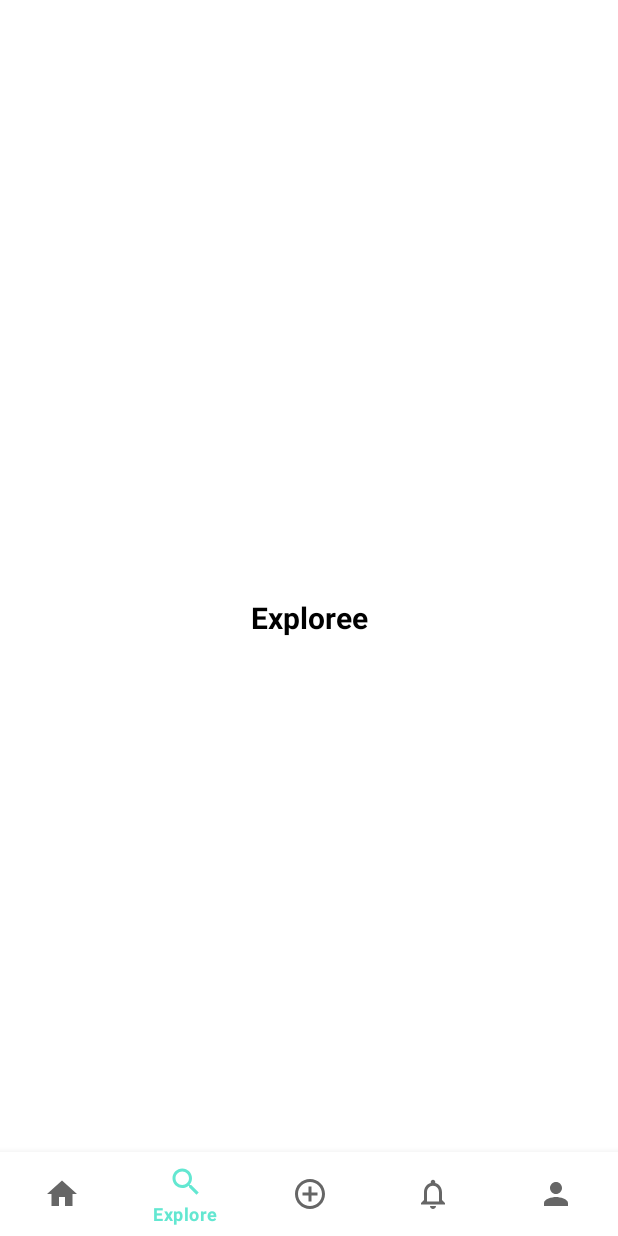
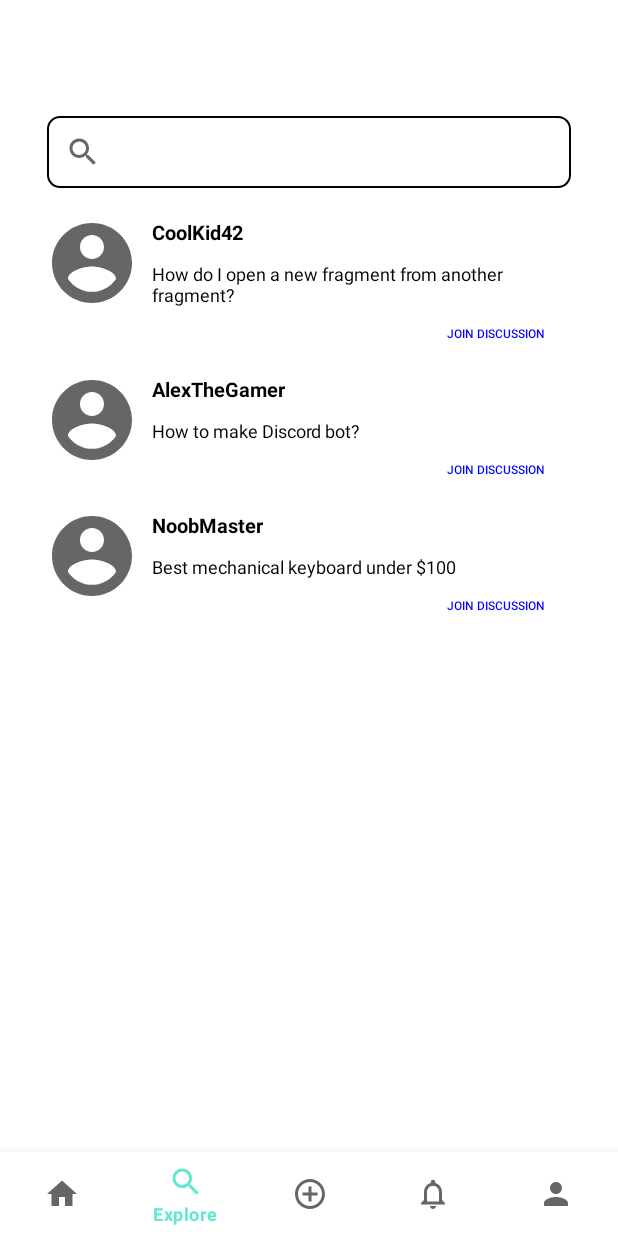
Before and after one commit to Speedwagon-Org/TutorMe, an Android app: the fragment notification placed in its activity, item 2 of the bottom bar chosen, on a phone screen of 412 x 824 dp. Run offline under Robolectric (Android 15) with nearby library versions, the phone set to English and light mode, and no system bars; our stand-ins replace navigation-ui.

Commit message:
Added Notification & Explore.

```diff
--- a/app/build.gradle
+++ b/app/build.gradle
@@ -53,5 +53,5 @@ dependencies {
     implementation 'jp.co.cyberagent.android:gpuimage:2.1.0'
     implementation 'org.koin:koin-androidx-viewmodel:2.0.0'
     implementation 'androidx.lifecycle:lifecycle-viewmodel-ktx:2.4.1'
-
+    implementation 'androidx.recyclerview:recyclerview:1.2.1'
 }
--- /dev/null
+++ b/app/src/main/java/com/speedwagon/tutorme/ExploreAdapter.kt
@@ -0,0 +1,57 @@
+package com.speedwagon.tutorme
+
+import android.view.LayoutInflater
+import android.view.View
+import android.view.ViewGroup
+import android.widget.ImageView
+import android.widget.TextView
+import androidx.recyclerview.widget.RecyclerView
+
+class ExploreAdapter : RecyclerView.Adapter<ExploreAdapter.ViewHolder>(){
+    private val image = arrayOf(
+        R.drawable.ic_account,
+        R.drawable.ic_account,
+        R.drawable.ic_account
+    )
+
+    private val username = arrayOf(
+        "CoolKid42",
+        "AlexTheGamer",
+        "NoobMaster"
+    )
+
+    private val question = arrayOf(
+        "How do I open a new fragment from another fragment?",
+        "How to make Discord bot?",
+        "Best mechanical keyboard under $100"
+    )
+
+    inner class ViewHolder(itemView: View) : RecyclerView.ViewHolder(itemView){
+        var imgAccount : ImageView
+        var tvUsername : TextView
+        var tvQuestion : TextView
+
+        init {
+            imgAccount = itemView.findViewById(R.id.imgAccount)
+            tvUsername = itemView.findViewById(R.id.tvUsername)
+            tvQuestion = itemView.findViewById(R.id.tvQuestion)
+        }
+    }
+
+    override fun onCreateViewHolder(viewGroup: ViewGroup, viewType: Int): ViewHolder {
+        val v = LayoutInflater.from(viewGroup.context)
+            .inflate(R.layout.recycler_explore,viewGroup,false)
+        return ViewHolder(v)
+    }
+
+    override fun onBindViewHolder(holder: ViewHolder, position: Int) {
+        holder.imgAccount.setImageResource(image.get(position))
+        holder.tvUsername.text = username[position]
+        holder.tvQuestion.text = question[position]
+
+    }
+
+    override fun getItemCount(): Int {
+        return image.size
+    }
+}
--- /dev/null
+++ b/app/src/main/java/com/speedwagon/tutorme/NotificationAdapter.kt
@@ -0,0 +1,59 @@
+package com.speedwagon.tutorme
+
+import android.media.Image
+import android.view.LayoutInflater
+import android.view.View
+import android.view.ViewGroup
+import android.widget.ImageView
+import android.widget.TextView
+import androidx.recyclerview.widget.RecyclerView
+
+
+class NotificationAdapter : RecyclerView.Adapter<NotificationAdapter.ViewHolder>(){
+    private val image = arrayOf(
+        R.drawable.ic_account,
+        R.drawable.ic_account,
+        R.drawable.ic_account
+    )
+
+    private val notify = arrayOf(
+        "A user has answered the question you've asked.",
+        "A user has answered the question you've asked.",
+        "A user has answered the question you've asked."
+    )
+
+    private val time = arrayOf(
+        "1 hour ago",
+        "2 days ago",
+        "1 week ago"
+    )
+
+    inner class ViewHolder(itemView: View) : RecyclerView.ViewHolder(itemView){
+        var imgView : ImageView
+        var txtNotify : TextView
+        var txtTime : TextView
+
+        init {
+            imgView = itemView.findViewById(R.id.imgView)
+            txtNotify = itemView.findViewById(R.id.txtNotify)
+            txtTime = itemView.findViewById(R.id.txtTime)
+        }
+    }
+
+    override fun onCreateViewHolder(viewGroup: ViewGroup, viewType: Int): ViewHolder {
+        val v = LayoutInflater.from(viewGroup.context)
+        .inflate(R.layout.recycler_notification,viewGroup,false)
+        return ViewHolder(v)
+    }
+
+    override fun onBindViewHolder(holder: ViewHolder, position: Int) {
+        holder.imgView.setImageResource(image.get(position))
+        holder.txtNotify.text = notify[position]
+        holder.txtTime.text = time[position]
+
+    }
+
+    override fun getItemCount(): Int {
+        return image.size
+    }
+}
--- a/app/src/main/java/com/speedwagon/tutorme/explore.kt
+++ b/app/src/main/java/com/speedwagon/tutorme/explore.kt
@@ -5,55 +5,25 @@ import androidx.fragment.app.Fragment
 import android.view.LayoutInflater
 import android.view.View
 import android.view.ViewGroup
+import androidx.recyclerview.widget.LinearLayoutManager
+import androidx.recyclerview.widget.RecyclerView
+import kotlinx.android.synthetic.main.fragment_explore.*
 
-// TODO: Rename parameter arguments, choose names that match
-// the fragment initialization parameters, e.g. ARG_ITEM_NUMBER
-private const val ARG_PARAM1 = "param1"
-private const val ARG_PARAM2 = "param2"
 
-/**
- * A simple [Fragment] subclass.
- * Use the [explore.newInstance] factory method to
- * create an instance of this fragment.
- */
+
 class explore : Fragment() {
-    // TODO: Rename and change types of parameters
-    private var param1: String? = null
-    private var param2: String? = null
+    private var layoutManager : RecyclerView.LayoutManager? = null
+    private var adapter : RecyclerView.Adapter<ExploreAdapter.ViewHolder>? = null
 
-    override fun onCreate(savedInstanceState: Bundle?) {
-        super.onCreate(savedInstanceState)
-        arguments?.let {
-            param1 = it.getString(ARG_PARAM1)
-            param2 = it.getString(ARG_PARAM2)
-        }
-    }
-
-    override fun onCreateView(
-        inflater: LayoutInflater, container: ViewGroup?,
-        savedInstanceState: Bundle?
-    ): View? {
-        // Inflate the layout for this fragment
+    override fun onCreateView(inflater: LayoutInflater, container: ViewGroup?, savedInstanceState: Bundle?): View? {
         return inflater.inflate(R.layout.fragment_explore, container, false)
     }
 
-    companion object {
-        /**
-         * Use this factory method to create a new instance of
-         * this fragment using the provided parameters.
-         *
-         * @param param1 Parameter 1.
-         * @param param2 Parameter 2.
-         * @return A new instance of fragment explore.
-         */
-        // TODO: Rename and change types and number of parameters
-        @JvmStatic
-        fun newInstance(param1: String, param2: String) =
-            explore().apply {
-                arguments = Bundle().apply {
-                    putString(ARG_PARAM1, param1)
-                    putString(ARG_PARAM2, param2)
-                }
-            }
+    override fun onViewCreated(view: View, savedInstanceState: Bundle?) {
+        super.onViewCreated(view, savedInstanceState)
+        recycleExplore.apply {
+            layoutManager = LinearLayoutManager(activity)
+            adapter = ExploreAdapter()
+        }
     }
 }
--- a/app/src/main/java/com/speedwagon/tutorme/notification.kt
+++ b/app/src/main/java/com/speedwagon/tutorme/notification.kt
@@ -1,59 +1,28 @@
 package com.speedwagon.tutorme
 
 import android.os.Bundle
-import androidx.fragment.app.Fragment
 import android.view.LayoutInflater
 import android.view.View
 import android.view.ViewGroup
+import androidx.fragment.app.Fragment
+import androidx.recyclerview.widget.LinearLayoutManager
+import androidx.recyclerview.widget.RecyclerView
+import kotlinx.android.synthetic.main.fragment_notification.*
 
-// TODO: Rename parameter arguments, choose names that match
-// the fragment initialization parameters, e.g. ARG_ITEM_NUMBER
-private const val ARG_PARAM1 = "param1"
-private const val ARG_PARAM2 = "param2"
 
-/**
- * A simple [Fragment] subclass.
- * Use the [notification.newInstance] factory method to
- * create an instance of this fragment.
- */
 class notification : Fragment() {
-    // TODO: Rename and change types of parameters
-    private var param1: String? = null
-    private var param2: String? = null
+    private var layoutManager : RecyclerView.LayoutManager? = null
+    private var adapter : RecyclerView.Adapter<NotificationAdapter.ViewHolder>? = null
 
-    override fun onCreate(savedInstanceState: Bundle?) {
-        super.onCreate(savedInstanceState)
-        arguments?.let {
-            param1 = it.getString(ARG_PARAM1)
-            param2 = it.getString(ARG_PARAM2)
+    override fun onCreateView(inflater: LayoutInflater, container: ViewGroup?, savedInstanceState: Bundle?): View? {
+       return inflater.inflate(R.layout.fragment_notification, container, false)
+    }
+
+    override fun onViewCreated(view: View, savedInstanceState: Bundle?) {
+        super.onViewCreated(view, savedInstanceState)
+        recycleNotify.apply {
+            layoutManager = LinearLayoutManager(activity)
+            adapter = NotificationAdapter()
         }
     }
-
-    override fun onCreateView(
-        inflater: LayoutInflater, container: ViewGroup?,
-        savedInstanceState: Bundle?
-    ): View? {
-        // Inflate the layout for this fragment
-        return inflater.inflate(R.layout.fragment_notification, container, false)
-    }
-
-    companion object {
-        /**
-         * Use this factory method to create a new instance of
-         * this fragment using the provided parameters.
-         *
-         * @param param1 Parameter 1.
-         * @param param2 Parameter 2.
-         * @return A new instance of fragment notification.
-         */
-        // TODO: Rename and change types and number of parameters
-        @JvmStatic
-        fun newInstance(param1: String, param2: String) =
-            notification().apply {
-                arguments = Bundle().apply {
-                    putString(ARG_PARAM1, param1)
-                    putString(ARG_PARAM2, param2)
-                }
-            }
-    }
 }
--- a/app/src/main/res/layout/activity_demo.xml
+++ b/app/src/main/res/layout/activity_demo.xml
@@ -31,7 +31,7 @@
         app:layout_constraintTop_toBottomOf="@+id/textView" />
 
     <Button
-        android:id="@+id/toLogin"
+        android:id="@+id/toLogReg"
         android:layout_width="wrap_content"
         android:layout_height="wrap_content"
         android:layout_marginStart="126dp"
--- a/app/src/main/res/layout/fragment_explore.xml
+++ b/app/src/main/res/layout/fragment_explore.xml
@@ -3,21 +3,23 @@
     xmlns:tools="http://schemas.android.com/tools"
     android:layout_width="match_parent"
     android:layout_height="match_parent"
+    android:layout_margin="20dp"
+    android:orientation="vertical"
     tools:context=".explore">
 
-    <LinearLayout
-        android:id="@+id/linearfragment"
+    <SearchView
+        android:id="@+id/svExplore"
+        android:layout_width="match_parent"
+        android:layout_height="wrap_content"
+        android:queryHint="Search ..."
+        android:background="@drawable/border"
+        android:layout_margin="10dp"/>
+
+    <androidx.recyclerview.widget.RecyclerView
+        android:id="@+id/recycleExplore"
         android:layout_width="match_parent"
         android:layout_height="match_parent"
-        android:orientation="vertical">
-        <TextView
-            android:layout_width="match_parent"
-            android:layout_height="match_parent"
-            android:text="Exploree"
-            android:textColor="@color/black"
-            android:textStyle="bold"
-            android:gravity="center"
-            android:textSize="20dp"/>
+        android:orientation="vertical"
+        tools:listitem="@layout/recycler_explore"/>
 
-    </LinearLayout>
 </LinearLayout>
--- a/app/src/main/res/layout/fragment_login.xml
+++ b/app/src/main/res/layout/fragment_login.xml
@@ -3,7 +3,8 @@
     xmlns:app="http://schemas.android.com/apk/res-auto"
     xmlns:tools="http://schemas.android.com/tools"
     android:layout_width="match_parent"
-    android:layout_height="match_parent">
+    android:layout_height="match_parent"
+    tools:context=".Login">
 
     <EditText
         android:id="@+id/inputUsernameEmail"
--- a/app/src/main/res/layout/fragment_register.xml
+++ b/app/src/main/res/layout/fragment_register.xml
@@ -3,7 +3,8 @@
     xmlns:app="http://schemas.android.com/apk/res-auto"
     xmlns:tools="http://schemas.android.com/tools"
     android:layout_width="match_parent"
-    android:layout_height="match_parent">
+    android:layout_height="match_parent"
+    tools:context=".Register">
 
     <EditText
         android:id="@+id/inputUsername"
--- /dev/null
+++ b/app/src/main/res/layout/recycler_explore.xml
@@ -0,0 +1,55 @@
+<?xml version="1.0" encoding="utf-8"?>
+<LinearLayout xmlns:android="http://schemas.android.com/apk/res/android"
+    xmlns:app="http://schemas.android.com/apk/res-auto"
+    xmlns:tools="http://schemas.android.com/tools"
+    android:layout_width="match_parent"
+    android:layout_height="wrap_content"
+    android:orientation="horizontal">
+
+    <ImageView
+        android:id="@+id/imgAccount"
+        android:layout_width="64dp"
+        android:layout_height="64dp"
+        android:layout_margin="8dp"
+        android:src="@drawable/ic_account"/>
+
+    <LinearLayout
+        android:layout_width="wrap_content"
+        android:layout_height="wrap_content"
+        android:orientation="vertical">
+
+        <TextView
+            android:id="@+id/tvUsername"
+            android:layout_width="wrap_content"
+            android:layout_height="wrap_content"
+            android:text="CoolKid42"
+            android:layout_marginTop="10dp"
+            android:textColor="@color/black"
+            android:textStyle="bold"
+            android:textSize="13sp"/>
+
+        <TextView
+            android:id="@+id/tvQuestion"
+            android:layout_width="wrap_content"
+            android:layout_height="wrap_content"
+            android:layout_marginTop="10dp"
+            android:text="How do I open a new fragment from another fragment?"
+            android:textColor="@color/black"
+            android:textSize="12sp"/>
+
+        <Button
+            android:id="@+id/btnDiscuss"
+            style="?android:attr/borderlessButtonStyle"
+            android:layout_width="99dp"
+            android:layout_height="35dp"
+            android:backgroundTint="@color/white"
+            android:text="Join Discussion"
+            android:textColor="@color/blue"
+            android:textSize="8sp"
+            tools:ignore="TouchTargetSizeCheck"
+            android:layout_marginHorizontal="180dp"/>
+
+
+    </LinearLayout>
+
+</LinearLayout>
--- a/app/src/main/res/values/colors.xml
+++ b/app/src/main/res/values/colors.xml
@@ -10,4 +10,5 @@
     <color name="spray">#84F4D7</color>
     <color name="sand">#F4F484</color>
     <color name="polar">#EBFBFB</color>
+    <color name="blue">#0000FF</color>
 </resources>
```
Also changed, not shown: app/src/main/java/com/speedwagon/tutorme/Demo.kt (+0 -7 lines), app/src/main/java/com/speedwagon/tutorme/LoginRegister.kt (+13 -1 lines), app/src/main/res/layout/activity_login_register.xml (+17 -2 lines), app/src/main/res/layout/fragment_notification.xml (+4 -14 lines), app/src/main/res/layout/recycler_notification.xml (added, +37 -0 lines).
